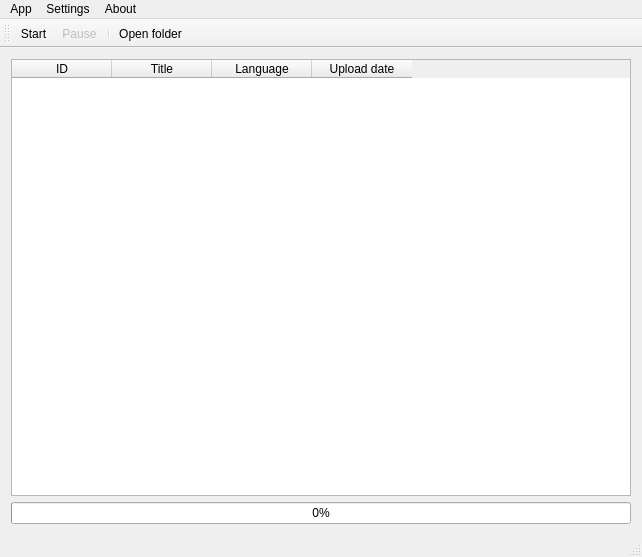
The window that mainwindow.ui (HenriPirinen/Media-Crawler) describes before a commit, drawn with Qt 5.
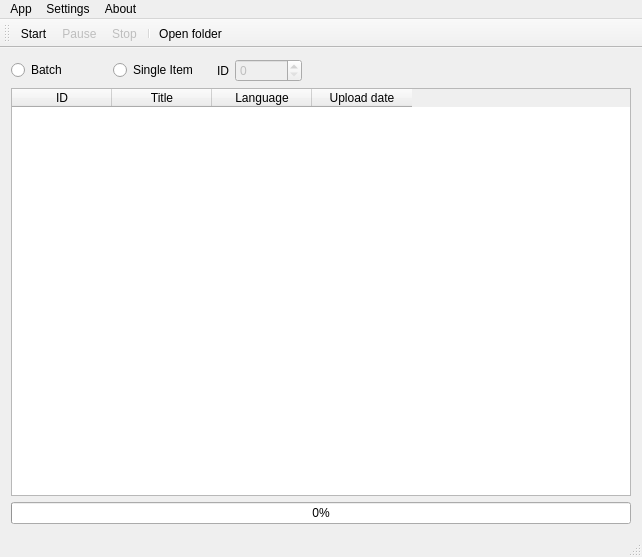
The same window after the commit. Icons and pictures are not drawn.

The edit to the form file:
```diff
--- a/mainwindow.ui
+++ b/mainwindow.ui
@@ -15,6 +15,95 @@
   </property>
   <widget class="QWidget" name="centralWidget">
    <layout class="QVBoxLayout" name="verticalLayout">
+    <item>
+     <layout class="QHBoxLayout" name="horizontalLayout">
+      <item>
+       <widget class="QRadioButton" name="radioBatch">
+        <property name="text">
+         <string>Batch</string>
+        </property>
+       </widget>
+      </item>
+      <item>
+       <spacer name="horizontalSpacer_2">
+        <property name="orientation">
+         <enum>Qt::Horizontal</enum>
+        </property>
+        <property name="sizeType">
+         <enum>QSizePolicy::Fixed</enum>
+        </property>
+        <property name="sizeHint" stdset="0">
+         <size>
+          <width>40</width>
+          <height>20</height>
+         </size>
+        </property>
+       </spacer>
+      </item>
+      <item>
+       <widget class="QRadioButton" name="radioSingleItem">
+        <property name="text">
+         <string>Single Item</string>
+        </property>
+       </widget>
+      </item>
+      <item>
+       <spacer name="horizontalSpacer">
+        <property name="orientation">
+         <enum>Qt::Horizontal</enum>
+        </property>
+        <property name="sizeType">
+         <enum>QSizePolicy::Fixed</enum>
+        </property>
+        <property name="sizeHint" stdset="0">
+         <size>
+          <width>13</width>
+          <height>20</height>
+         </size>
+        </property>
+       </spacer>
+      </item>
+      <item>
+       <widget class="QLabel" name="label">
+        <property name="text">
+         <string>ID</string>
+        </property>
+        <property name="alignment">
+         <set>Qt::AlignRight|Qt::AlignTrailing|Qt::AlignVCenter</set>
+        </property>
+       </widget>
+      </item>
+      <item>
+       <widget class="QSpinBox" name="inputSingleItemId">
+        <property name="enabled">
+         <bool>false</bool>
+        </property>
+        <property name="sizePolicy">
+         <sizepolicy hsizetype="Preferred" vsizetype="Fixed">
+          <horstretch>0</horstretch>
+          <verstretch>0</verstretch>
+         </sizepolicy>
+        </property>
+        <property name="maximum">
+         <number>1000000</number>
+        </property>
+       </widget>
+      </item>
+      <item>
+       <spacer name="horizontalSpacer_3">
+        <property name="orientation">
+         <enum>Qt::Horizontal</enum>
+        </property>
+        <property name="sizeHint" stdset="0">
+         <size>
+          <width>40</width>
+          <height>20</height>
+         </size>
+        </property>
+       </spacer>
+      </item>
+     </layout>
+    </item>
     <item>
      <widget class="QTableWidget" name="infoTable">
       <property name="rowCount">
@@ -98,6 +187,7 @@
    </attribute>
    <addaction name="actionStart"/>
    <addaction name="actionPause"/>
+   <addaction name="actionStop"/>
    <addaction name="separator"/>
    <addaction name="actionOpen_folder"/>
   </widget>
@@ -189,6 +279,21 @@
     <string>About Qt</string>
    </property>
   </action>
+  <action name="actionStop">
+   <property name="enabled">
+    <bool>false</bool>
+   </property>
+   <property name="icon">
+    <iconset resource="resource.qrc">
+     <normaloff>:/Icons/cancel.png</normaloff>:/Icons/cancel.png</iconset>
+   </property>
+   <property name="text">
+    <string>Stop</string>
+   </property>
+   <property name="toolTip">
+    <string>Stop crawling</string>
+   </property>
+  </action>
  </widget>
  <layoutdefault spacing="6" margin="11"/>
  <resources>
```
